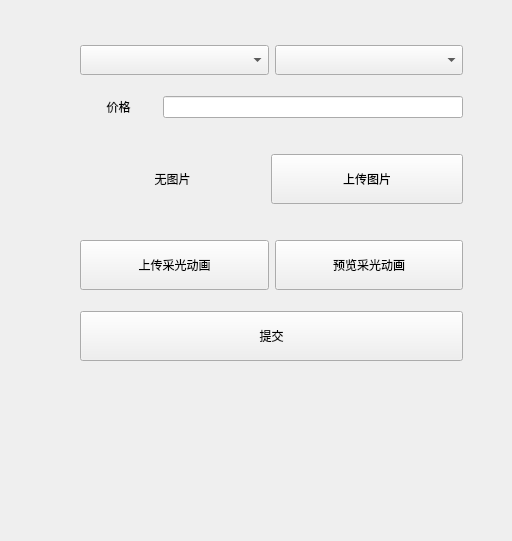
Above: MainLaunch_qt/addhouse.ui from luohanqing0318/graduation-design before the change. Below: the same form after it.
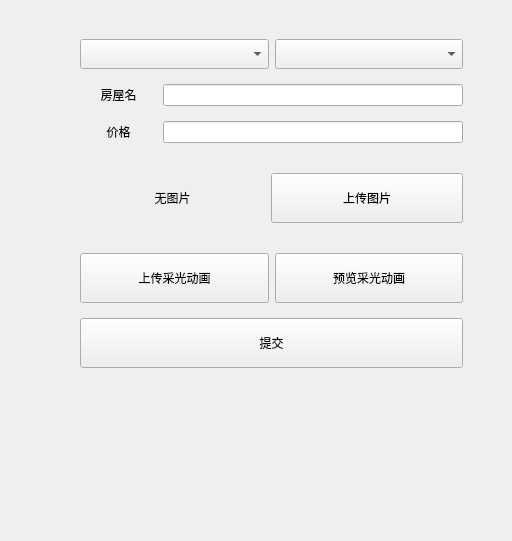
That is the form after the change.

Patch:
```diff
--- a/MainLaunch_qt/addhouse.ui
+++ b/MainLaunch_qt/addhouse.ui
@@ -47,6 +47,39 @@
       </item>
      </layout>
     </item>
+    <item>
+     <layout class="QHBoxLayout" name="horizontalLayout_8">
+      <item>
+       <widget class="QLabel" name="label_3">
+        <property name="styleSheet">
+         <string notr="true">font: 25 9pt &quot;Microsoft YaHei&quot;;</string>
+        </property>
+        <property name="text">
+         <string>房屋名</string>
+        </property>
+        <property name="alignment">
+         <set>Qt::AlignCenter</set>
+        </property>
+       </widget>
+      </item>
+      <item>
+       <widget class="QLineEdit" name="lineEdit_2">
+        <property name="minimumSize">
+         <size>
+          <width>300</width>
+          <height>0</height>
+         </size>
+        </property>
+        <property name="maximumSize">
+         <size>
+          <width>300</width>
+          <height>16777215</height>
+         </size>
+        </property>
+       </widget>
+      </item>
+     </layout>
+    </item>
     <item>
      <layout class="QHBoxLayout" name="horizontalLayout_7">
       <item>
```
